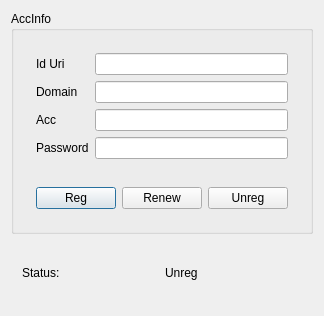
Above: qtsipclient/reg/dialog.ui from houndf212/sip before the change. Below: the same form after it.
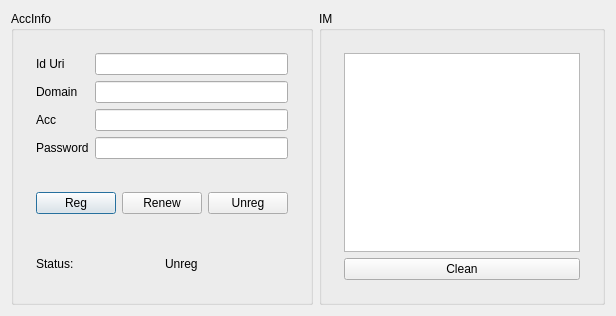
That is the form after the change.

Patch:
```diff
--- a/qtsipclient/reg/dialog.ui
+++ b/qtsipclient/reg/dialog.ui
@@ -6,22 +6,22 @@
    <rect>
     <x>0</x>
     <y>0</y>
-    <width>312</width>
+    <width>616</width>
     <height>316</height>
    </rect>
   </property>
   <property name="windowTitle">
    <string>SipClient</string>
   </property>
-  <layout class="QVBoxLayout" name="verticalLayout_2">
+  <layout class="QHBoxLayout" name="horizontalLayout_3">
    <item>
-    <widget class="QGroupBox" name="groupBox">
+    <widget class="QGroupBox" name="groupAccInfo">
      <property name="title">
       <string>AccInfo</string>
      </property>
      <layout class="QVBoxLayout" name="verticalLayout">
       <item>
-       <widget class="QWidget" name="widget" native="true">
+       <widget class="QWidget" name="accInfoWidget" native="true">
         <layout class="QGridLayout" name="gridLayout">
          <item row="0" column="0">
           <widget class="QLabel" name="label_4">
@@ -93,11 +93,8 @@
         </layout>
        </widget>
       </item>
-     </layout>
-    </widget>
-   </item>
    <item>
-    <widget class="QWidget" name="widget_3" native="true">
+       <widget class="QWidget" name="regStatusWidget" native="true">
      <layout class="QHBoxLayout" name="horizontalLayout_2">
       <item>
        <widget class="QLabel" name="label_5">
@@ -111,6 +108,38 @@
         <property name="text">
          <string>Unreg</string>
         </property>
+          </widget>
+         </item>
+        </layout>
+       </widget>
+      </item>
+     </layout>
+    </widget>
+   </item>
+   <item>
+    <widget class="QGroupBox" name="groupIM">
+     <property name="title">
+      <string>IM</string>
+     </property>
+     <layout class="QVBoxLayout" name="verticalLayout_3">
+      <item>
+       <widget class="QWidget" name="widget" native="true">
+        <layout class="QVBoxLayout" name="verticalLayout_2">
+         <item>
+          <widget class="QPlainTextEdit" name="txtIM">
+           <property name="readOnly">
+            <bool>true</bool>
+           </property>
+          </widget>
+         </item>
+         <item>
+          <widget class="QPushButton" name="btnCleanIM">
+           <property name="text">
+            <string>Clean</string>
+           </property>
+          </widget>
+         </item>
+        </layout>
        </widget>
       </item>
      </layout>
```
Left out of the diff: 2 changed lines with no effect on the pictures. Lines whose indentation alone changed are shown as unchanged.
